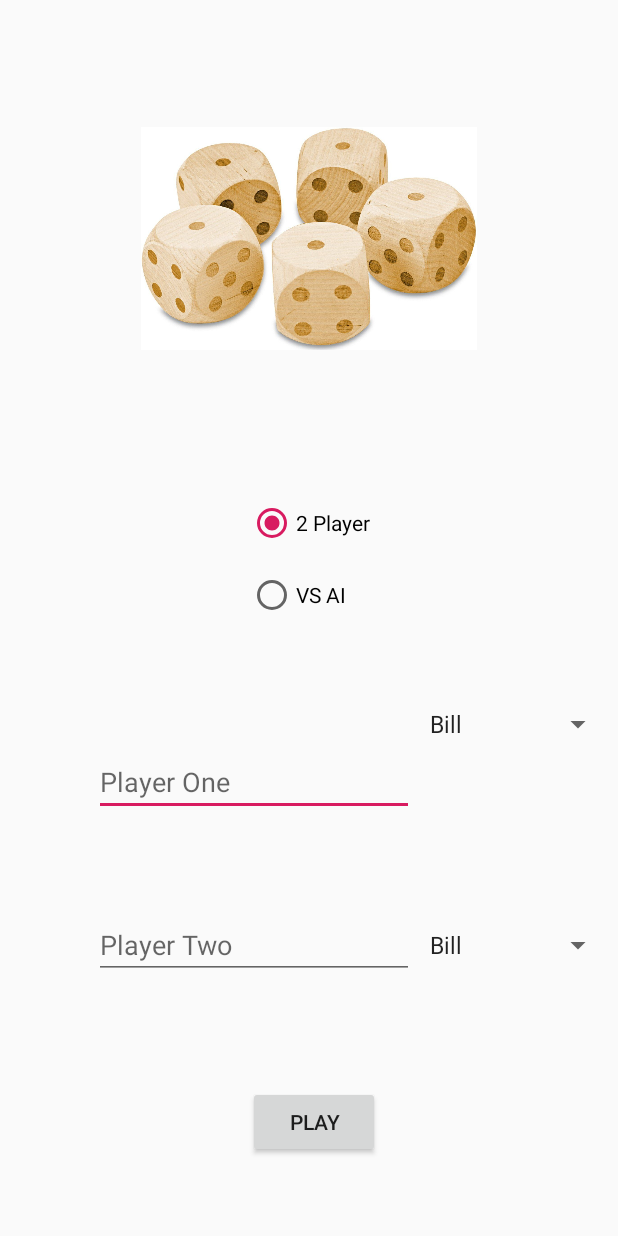
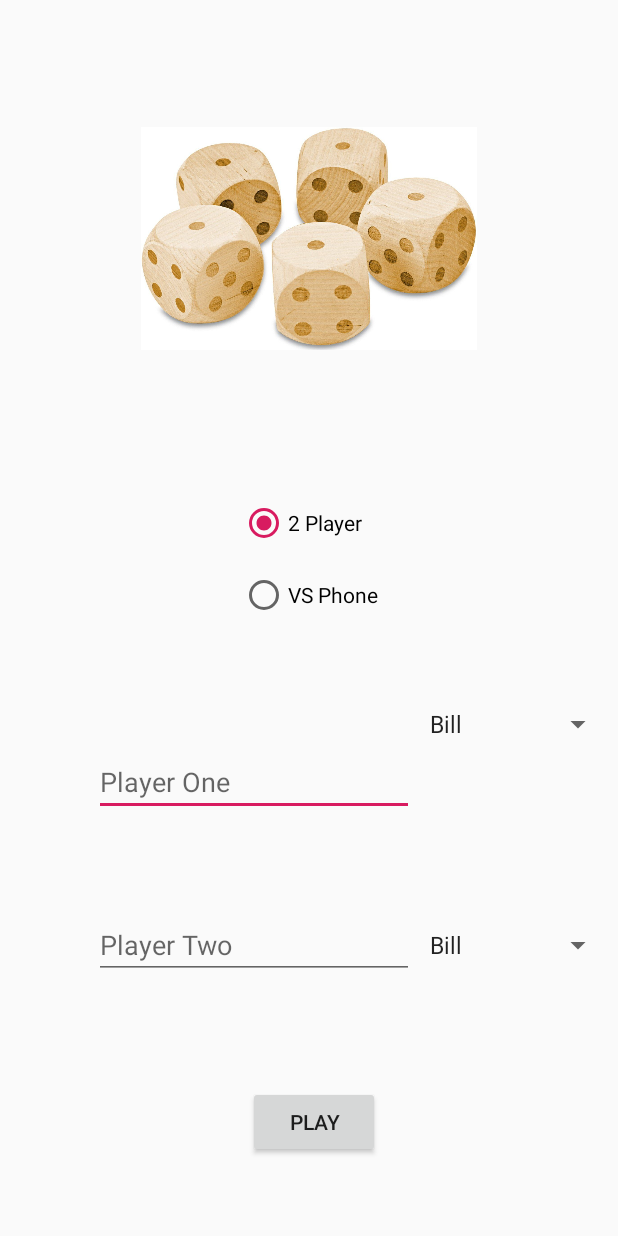
Before and after one commit to OskarSammalisto/Yatzy_Oskar_Sammalisto_2, an Android app: the screen it shows after launch (StartScreen), after a tap on "2 Player", on a phone screen of 412 x 824 dp. Run offline under Robolectric (Android 15) with nearby library versions, the phone set to English and light mode, and no system bars.

```diff
--- a/app/src/main/java/com/example/oskar/yatzy_oskar_sammalisto/StartScreen.java
+++ b/app/src/main/java/com/example/oskar/yatzy_oskar_sammalisto/StartScreen.java
@@ -109,7 +109,7 @@ public class StartScreen extends AppCompatActivity {
 
         radioButton = findViewById(menuSelection);
 
-        Toast.makeText(this,  radioButton.getText() + " mode selected.", Toast.LENGTH_SHORT).show();
+        Toast.makeText(this,  radioButton.getText() +" "  +getString(R.string.mode), Toast.LENGTH_SHORT).show();
 
 //        see which button is clicked
         switch (view.getId()){
--- a/app/src/main/res/values/strings.xml
+++ b/app/src/main/res/values/strings.xml
@@ -23,7 +23,7 @@
     <string name="playerTwo">Player Two</string>
     <string name="solo">Solo</string>
     <string name="twoPlayer">2 Player</string>
-    <string name="vsAi">VS AI</string>
+    <string name="vsAi">VS Phone</string>
     <string name="backWarning">Do you want to exit to main menu?</string>
     <string name="yes">OK</string>
     <string name="no">No</string>
@@ -33,7 +33,8 @@
     <string name="aiName">The Yatzy King</string>
     <string name="youWin">, you win! Press OK to go back to the menu.</string>
     <string name="draw">The game is a draw! Press OK to go back to the menu.</string>
-    <string name="congratulations">Congratulations </string>
+    <string name="congratulations">Congratulations</string>
+    <string name="mode">mode selected.</string>
     <string-array name="avatars">
         <item>Bill</item>
         <item>Chris</item>
```
Also changed, not shown: app/src/main/java/com/example/oskar/yatzy_oskar_sammalisto/MainActivity.java (+10 -3 lines), 1 other file.
